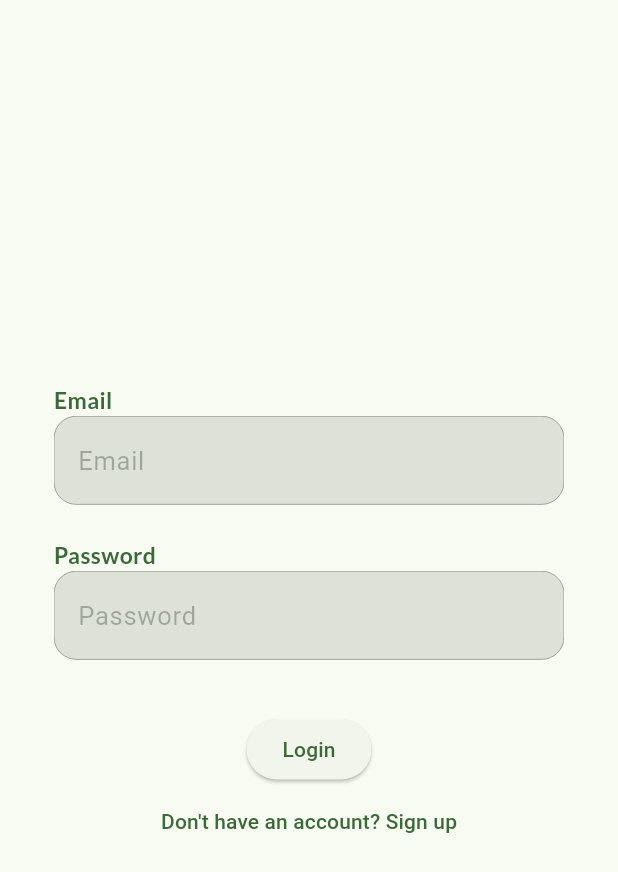
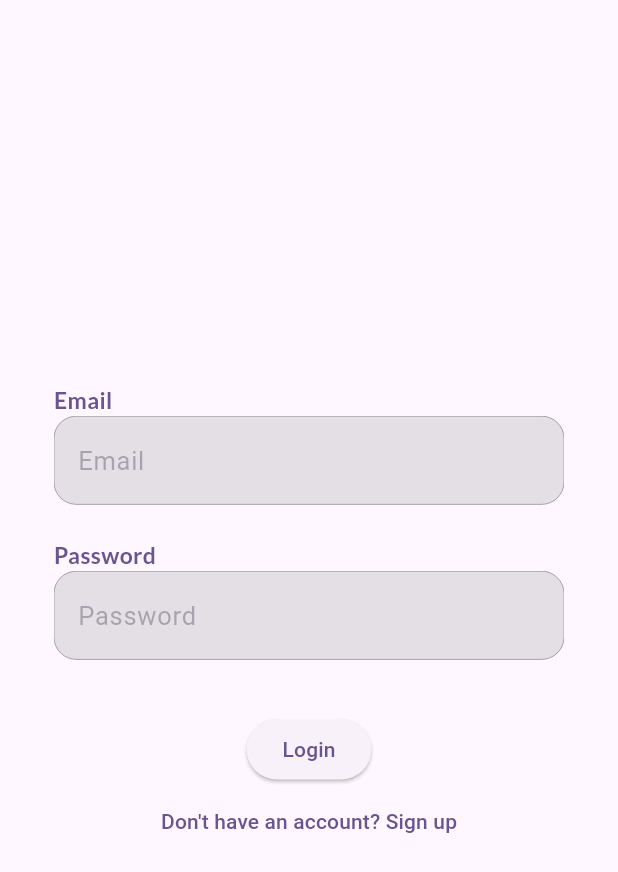
Before and after one commit to pratyush-1327/chat_app, a Flutter app: the screen it shows after launch, on a phone screen of 412 x 824 dp. Shown: the top 872 px of the screen. Run offline on Flutter 3.47's test engine with Material 3 defaults, Android fonts, the phone set to English and light mode, and no system bars; our stand-ins replace cloud_firestore, firebase_auth, firebase_core, flutter_riverpod, fluttertoast, google_fonts and 1 more; missing offline and left inert: firebase_app_check; accounts and stored records are empty; generated files the repository leaves out were written again.

Commit message:
change location for clean

```diff
--- a/lib/main.dart
+++ b/lib/main.dart
@@ -32,7 +32,7 @@
           theme: ThemeData(
             useMaterial3: true,
             colorScheme: ColorScheme.fromSeed(
-              seedColor: Colors.green,
+              seedColor: Colors.deepPurple,
               brightness: Brightness.light,
             ),
             textTheme: const TextTheme(
--- a/lib/screens/chat_screen.dart
+++ b/lib/screens/chat_screen.dart
@@ -1,11 +1,13 @@
 import 'package:FlutChat/features/chat/repositories/chat_provider.dart';
 import 'package:FlutChat/models/chat_message.dart';
 import 'package:FlutChat/models/app_user.dart';
-import 'package:FlutChat/screens/widgets/message_bubble.dart';
+// import 'package:FlutChat/screens/widgets/message_bubble.dart';
 import 'package:cloud_firestore/cloud_firestore.dart';
 import 'package:firebase_auth/firebase_auth.dart';
 import 'package:flutter/material.dart';
 import 'package:flutter_riverpod/flutter_riverpod.dart';
+
+import '../features/chat/widgets/message_bubble.dart';
 
 class ChatScreen extends ConsumerStatefulWidget {
   final String? chatId;
```
Also changed, not shown: lib/features/chat/widgets/message_bubble.dart (renamed from lib/screens/widgets/message_bubble.dart).
